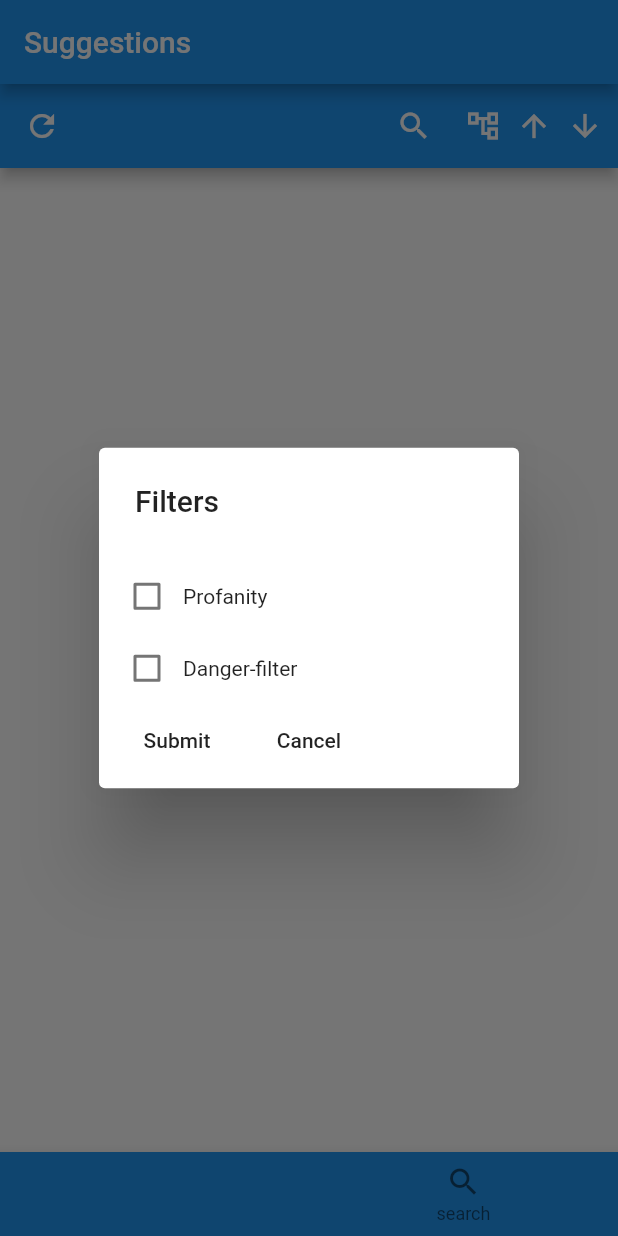
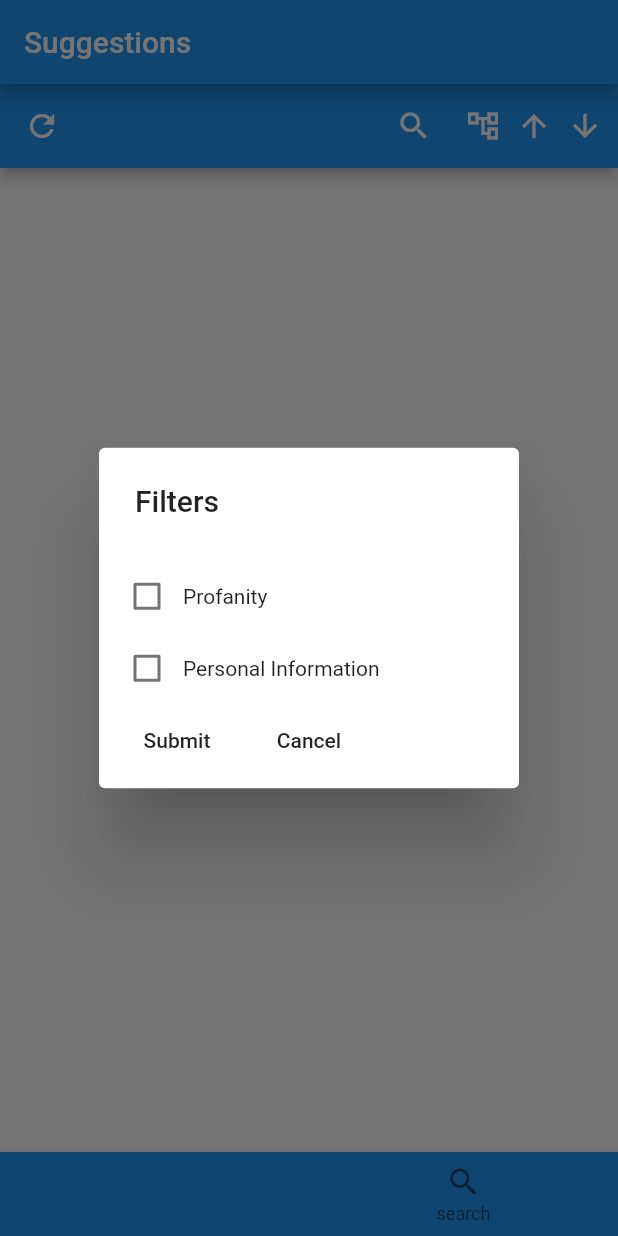
Before and after one commit to choikh0423/yhack2022, a Flutter app: the screen it shows after launch, after a tap on the "account tree" icon, on a phone screen of 412 x 824 dp. Run offline on Flutter 3.47's test engine with Material 2 defaults, Android fonts, the light colour scheme and no system bars; our stand-ins replace cloud_firestore, firebase_analytics, firebase_core; accounts and stored records are empty.

Commit message:
implemented sort, filtering

```diff
--- a/yhack2022/lib/main.dart
+++ b/yhack2022/lib/main.dart
@@ -56,7 +56,13 @@ class _homepageState extends State<homepage> {
       )),
       body: IndexedStack(
         index: _selectedIndex,
-        children: [suggestions(), search()],
+        children: [
+          suggestions(
+            danger: <String>[],
+            layered: false,
+          ),
+          search()
+        ],
       ),
       bottomNavigationBar: Container(
         //decoration
--- a/yhack2022/lib/suggestions.dart
+++ b/yhack2022/lib/suggestions.dart
@@ -3,6 +3,9 @@ import 'package:flutter/material.dart';
 import 'package:cloud_firestore/cloud_firestore.dart';
 import 'package:intl/intl.dart';
 import 'package:url_launcher/url_launcher.dart';
+
+final bool? checked = false;
+final bool? checked2 = false;
 
 class SearchPage extends StatelessWidget {
   const SearchPage({Key? key}) : super(key: key);
@@ -37,7 +40,12 @@ class SearchPage extends StatelessWidget {
 }
 
 class suggestions extends StatefulWidget {
-  const suggestions({Key? key}) : super(key: key);
+  suggestions({Key? key, required this.danger, required this.layered})
+      : super(key: key);
+
+  final List<String> danger;
+  final bool layered;
+  bool is_descending = false;
 
   @override
   State<suggestions> createState() => _suggestionsState();
@@ -48,6 +56,60 @@ class _suggestionsState extends State<suggestions> {
   TextEditingController _textFieldController = TextEditingController();
   int _currentRoute = 0;
 
+  appbarPresence(layered) {
+    if (layered == false) {
+      return AppBar(
+          leading: GestureDetector(
+            onTap: () {
+              setState(() {
+                _suggestionsState();
+              });
+            },
+            child: Icon(Icons.refresh),
+          ),
+          actions: <Widget>[
+            IconButton(
+                onPressed: () => Navigator.of(context)
+                    .push(MaterialPageRoute(builder: (_) => SearchPage())),
+                icon: Icon(Icons.search)),
+            SizedBox(width: 10.0),
+            GestureDetector(
+                onTap: () {
+                  _Filter(context, checked, checked2);
+                },
+                child: Icon(Icons.account_tree_outlined)),
+            SizedBox(width: 10.0),
+            GestureDetector(
+                onTap: () {
+                  setState(() {
+                    _suggestionsState();
+                    widget.is_descending = true;
+                  });
+                },
+                child: Icon(Icons.arrow_upward_sharp)),
+            SizedBox(width: 10.0),
+            GestureDetector(
+                onTap: () {
+                  setState(() {
+                    _suggestionsState();
+                    widget.is_descending = false;
+                  });
+                },
+                child: Icon(Icons.arrow_downward_sharp)),
+            SizedBox(width: 10.0),
+          ]);
+    } else {
+      return AppBar(
+        leading: IconButton(
+          icon: Icon(Icons.keyboard_arrow_left_sharp),
+          onPressed: () {
+            Navigator.pop(context);
+          },
+        ),
+      );
+    }
+  }
+
   Widget build(BuildContext context) {
     return Navigator(
       onGenerateRoute: (RouteSettings settings) {
@@ -55,34 +117,9 @@ class _suggestionsState extends State<suggestions> {
             settings: settings,
             builder: (BuildContext context) {
               return Scaffold(
-                appBar: AppBar(
-                    leading: GestureDetector(
-                      onTap: () {
-                        setState(() {});
-                      },
-                      child: Icon(Icons.refresh),
-                    ),
-                    actions: <Widget>[
-                      IconButton(
-                          onPressed: () => Navigator.of(context).push(
-                              MaterialPageRoute(builder: (_) => SearchPage())),
-                          icon: Icon(Icons.search)),
-                      SizedBox(width: 10.0),
-                      GestureDetector(
-                          onTap: () {
-                            _Filter(context);
-                          },
-                          child: Icon(Icons.account_tree_outlined)),
-                      SizedBox(width: 10.0),
-                      GestureDetector(
-                          onTap: () {}, child: Icon(Icons.arrow_upward_sharp)),
-                      SizedBox(width: 10.0),
-                      GestureDetector(
-                          onTap: () {},
-                          child: Icon(Icons.arrow_downward_sharp)),
-                      SizedBox(width: 10.0),
-                    ]),
-                body: ContentList(),
+                appBar: appbarPresence(widget.layered),
+                body: ContentList(
+                    danger: widget.danger, isDescending: widget.is_descending),
                 backgroundColor: Colors.white,
               );
             });
@@ -92,7 +129,11 @@ class _suggestionsState extends State<suggestions> {
 }
 
 class ContentList extends StatefulWidget {
-  const ContentList({Key? key}) : super(key: key);
+  ContentList({Key? key, required this.danger, required this.isDescending})
+      : super(key: key);
+
+  final List<String> danger;
+  final bool isDescending;
 
   @override
   State<ContentList> createState() => _ContentListState();
@@ -100,11 +141,18 @@ class ContentList extends StatefulWidget {
 
 class _ContentListState extends State<ContentList> {
   Future<QuerySnapshot> get_documents() async {
-    final list = [];
-    return await FirebaseFirestore.instance
-        .collection('content')
-        .orderBy('date_created', descending: false)
-        .get();
+    print(widget.danger);
+    if (widget.danger.length == 0) {
+      return await FirebaseFirestore.instance
+          .collection('content')
+          .orderBy('date_created', descending: widget.isDescending)
+          .get();
+    } else {
+      return await FirebaseFirestore.instance
+          .collection('content')
+          .where('danger', arrayContainsAny: widget.danger)
+          .get();
+    }
   }
 
   array_to_string(arr) {
@@ -121,6 +169,7 @@ class _ContentListState extends State<ContentList> {
       future: get_documents(),
       builder: (context, AsyncSnapshot<QuerySnapshot> snapshot) {
         if (snapshot.connectionState == ConnectionState.done) {
+          print(snapshot.data);
           return ListView.builder(
             itemCount: snapshot.data!.docs.length,
             padding: EdgeInsets.all(20),
@@ -200,9 +249,9 @@ void _launchURL(_url) async {
   if (!await launch(_url)) throw 'Could not launch $_url';
 }
 
-void _Filter(BuildContext context) {
-  bool? checked = false;
-  bool? checked2 = false;
+void _Filter(BuildContext context, bool? checked, bool? checked2) {
+  final List<String> danger = [];
+  final bool layered = true;
   showDialog(
     context: context,
     builder: (context) {
@@ -234,15 +283,29 @@ void _Filter(BuildContext context) {
                           setState(() {
                             checked2 = value;
                           });
+                          print(checked2);
                         },
                       ),
-                      Text('Danger-filter'),
+                      Text('Personal Information'),
                     ],
                   ),
                   Row(
                     children: [
                       FlatButton(
-                        onPressed: () => Navigator.pop(context),
+                        onPressed: () {
+                          if (checked == true) {
+                            danger.add('Profanity');
+                          }
+                          if (checked2 == true) {
+                            danger.add('Personal Information');
+                          }
+                          Navigator.pop(context);
+                          Navigator.push(
+                              context,
+                              MaterialPageRoute(
+                                  builder: (context) => suggestions(
+                                      danger: danger, layered: layered)));
+                        },
                         child: Text("Submit"),
                       ),
                       FlatButton(
```
